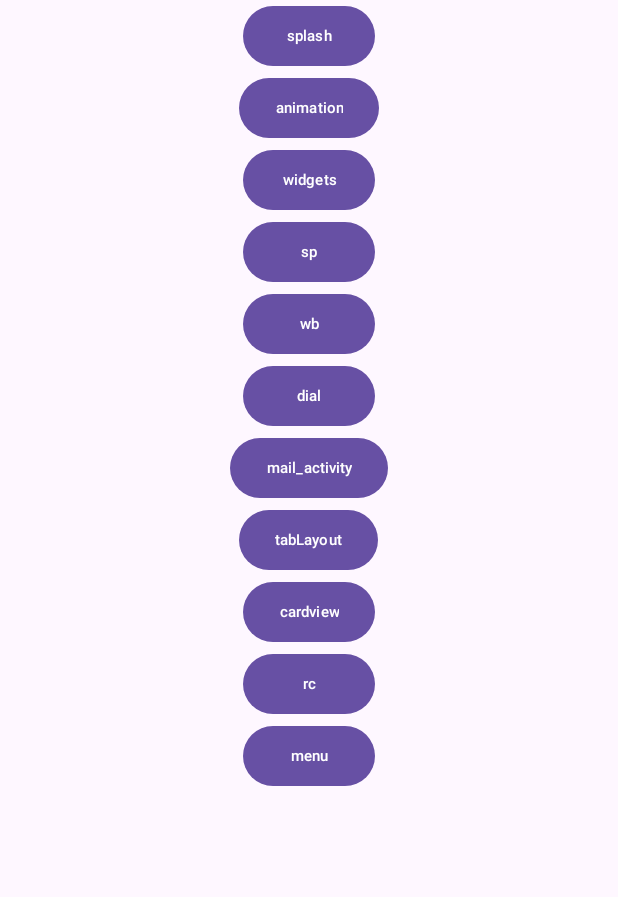
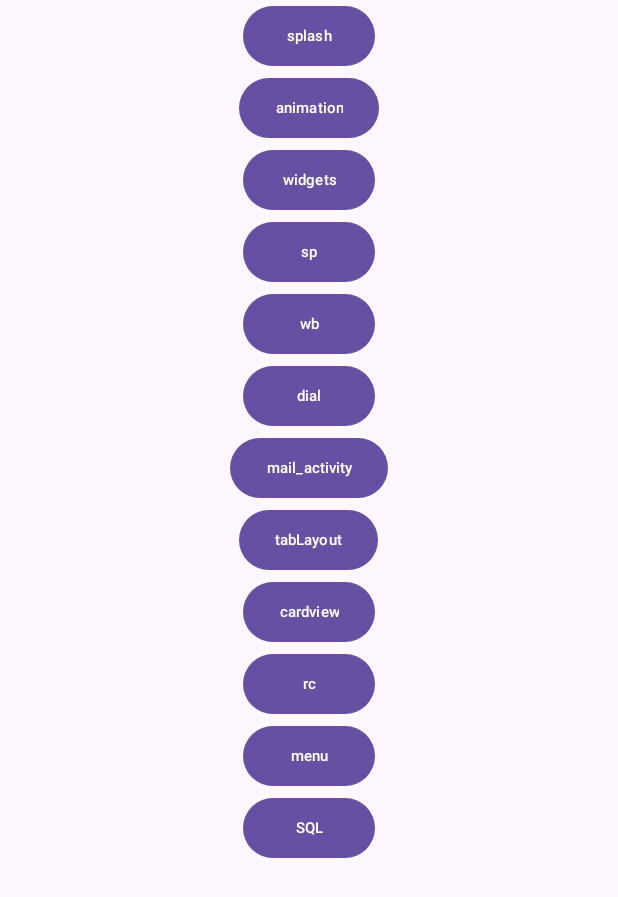
Before and after one commit to radhikabhut/practice, an Android app: the screen it shows after launch (MainActivity), on a phone screen of 412 x 824 dp. Shown: the top 897 px of the screen. Run offline under Robolectric (Android 15) with nearby library versions, the phone set to English and light mode, and no system bars.

Commit message:
prectice me

```diff
--- a/app/build.gradle.kts
+++ b/app/build.gradle.kts
@@ -26,6 +26,10 @@ android {
         sourceCompatibility = JavaVersion.VERSION_1_8
         targetCompatibility = JavaVersion.VERSION_1_8
     }
+    buildFeatures{
+
+        viewBinding = true
+    }
 }
 
 dependencies {
--- a/app/src/main/AndroidManifest.xml
+++ b/app/src/main/AndroidManifest.xml
@@ -12,6 +12,9 @@
         android:supportsRtl="true"
         android:theme="@style/Base.Theme.Practice"
         tools:targetApi="31">
+        <activity
+            android:name=".database"
+            android:exported="false" />
         <activity
             android:name=".menu"
             android:exported="false" />
--- a/app/src/main/java/com/example/practice/MainActivity.java
+++ b/app/src/main/java/com/example/practice/MainActivity.java
@@ -11,7 +11,7 @@ import android.widget.ImageView;
 
 public class MainActivity extends AppCompatActivity {
 
-    Button b1,b2,b3,b4,b5,b6,b7,b8,b9,b10,b11;
+    Button b1,b2,b3,b4,b5,b6,b7,b8,b9,b10,b11,b12;
     @SuppressLint("MissingInflatedId")
     @Override
     protected void onCreate(Bundle savedInstanceState) {
@@ -29,6 +29,7 @@ public class MainActivity extends AppCompatActivity {
         b9 = findViewById(R.id.b9);
         b10 = findViewById(R.id.b10);
         b11 = findViewById(R.id.b11);
+        b12 = findViewById(R.id.b12);
 
         b1.setOnClickListener(new View.OnClickListener() {
             @Override
@@ -114,6 +115,13 @@ public class MainActivity extends AppCompatActivity {
                 startActivity(i);
             }
         });
+        b12.setOnClickListener(new View.OnClickListener() {
+            @Override
+            public void onClick(View v) {
+                Intent i = new Intent(MainActivity.this,database.class);
+                startActivity(i);
+            }
+        });
 
     }
 }
--- a/app/src/main/res/layout/activity_main.xml
+++ b/app/src/main/res/layout/activity_main.xml
@@ -91,6 +91,13 @@
           android:text="menu"
           android:textSize="10dp"/>
 
+      <Button
+          android:id="@+id/b12"
+          android:layout_width="wrap_content"
+          android:layout_height="wrap_content"
+          android:text="SQL"
+          android:textSize="10dp"/>
+
 
    </LinearLayout>
 
```
Also changed, not shown: app/src/main/java/com/example/practice/database.java (added, +34 -0 lines), app/src/main/java/com/example/practice/sqLite.java (added, +43 -0 lines), app/src/main/res/layout/activity_database.xml (added, +37 -0 lines), app/src/main/java/com/example/practice/display_widgets.java (line endings or trailing spaces).
